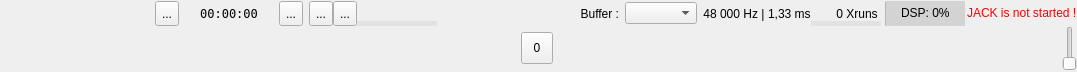
This is resources/ui/patchbay_tools.ui in Houston4444/HoustonPatchbay as Qt 5 draws it before an edit. The edited form follows.
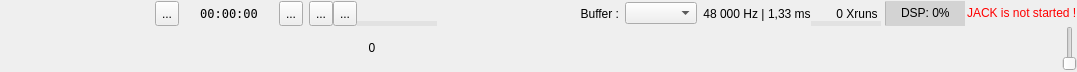
This is the edited form. Icons and pictures are not drawn. Custom widgets are drawn as their Qt base class.

Commit message: nicer hiddens indicator (tooltip and no border)

Diff of the .ui file:
```diff
--- a/resources/ui/patchbay_tools.ui
+++ b/resources/ui/patchbay_tools.ui
@@ -512,12 +512,25 @@
      </item>
      <item>
       <widget class="HiddensIndicator" name="toolButtonHiddenBoxes">
+       <property name="sizePolicy">
+        <sizepolicy hsizetype="Fixed" vsizetype="Fixed">
+         <horstretch>0</horstretch>
+         <verstretch>0</verstretch>
+        </sizepolicy>
+       </property>
        <property name="minimumSize">
         <size>
-         <width>32</width>
+         <width>64</width>
          <height>32</height>
         </size>
        </property>
+       <property name="toolTip">
+        <string>&lt;html&gt;&lt;head/&gt;&lt;body&gt;&lt;p&gt;Number of hidden boxes. Click here to restore a box.&lt;/p&gt;&lt;/body&gt;&lt;/html&gt;</string>
+       </property>
+       <property name="styleSheet">
+        <string notr="true">QToolButton{border: none}
+QToolButton::menu-indicator{image: none}</string>
+       </property>
        <property name="text">
         <string>0</string>
        </property>
@@ -525,11 +538,27 @@
         <iconset resource="../resources.qrc">
          <normaloff>:/scalable/breeze-dark/hint.svg</normaloff>:/scalable/breeze-dark/hint.svg</iconset>
        </property>
+       <property name="popupMode">
+        <enum>QToolButton::InstantPopup</enum>
+       </property>
        <property name="toolButtonStyle">
         <enum>Qt::ToolButtonTextBesideIcon</enum>
        </property>
       </widget>
      </item>
+     <item>
+      <spacer name="horizontalSpacer_10">
+       <property name="orientation">
+        <enum>Qt::Horizontal</enum>
+       </property>
+       <property name="sizeHint" stdset="0">
+        <size>
+         <width>40</width>
+         <height>20</height>
+        </size>
+       </property>
+      </spacer>
+     </item>
      <item>
       <widget class="TypeFilterFrame" name="frameTypeFilter">
        <property name="styleSheet">
```
The commit also changes 4 other files.
